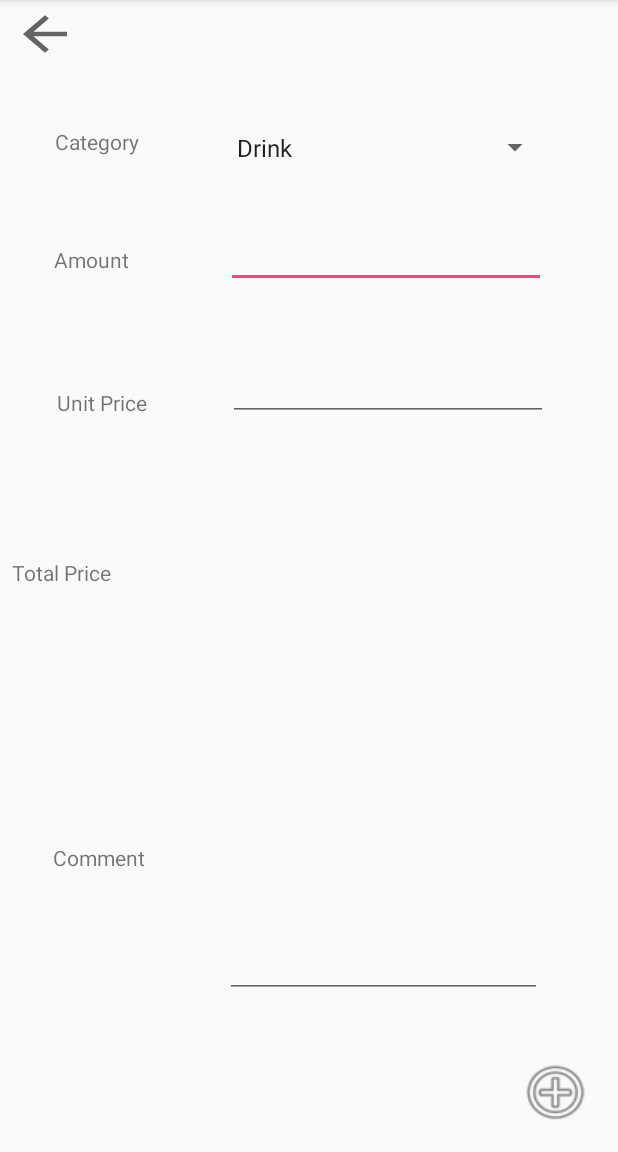
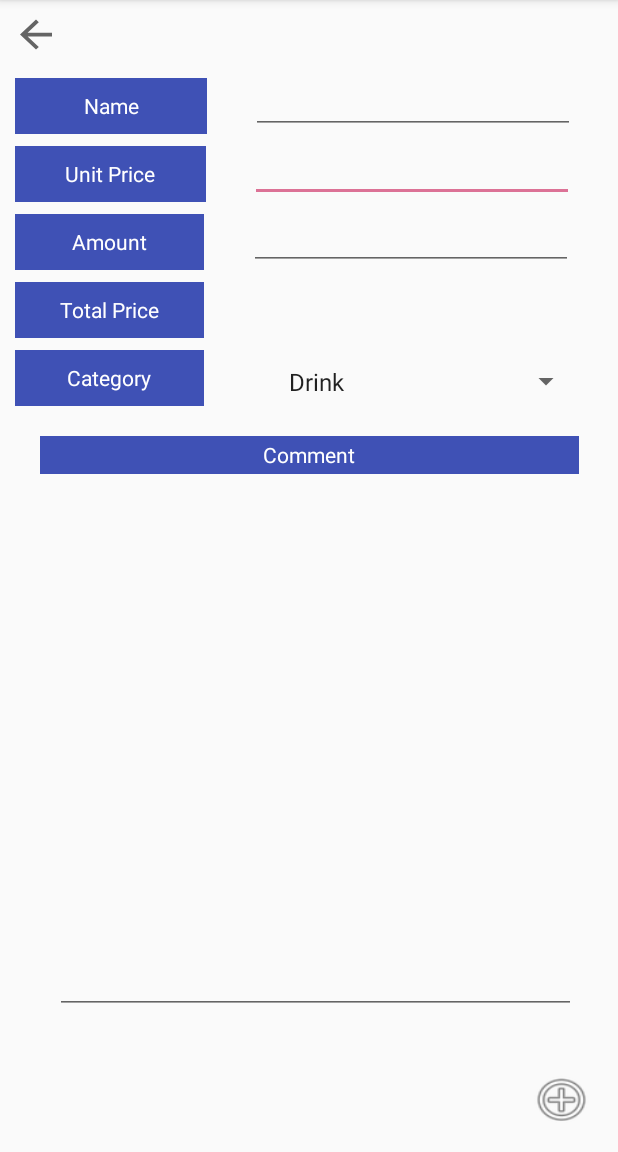
Before and after one commit to CormacCollins/ListAppAndroid, an Android app: the AddItemActivity screen opened directly, with no data from a screen before it, on a phone screen of 412 x 824 dp, the part 84-1236 px from its top. Run offline under Robolectric (Android 15) with nearby library versions, the phone set to English and light mode, and no system bars; 1 statement that could not run was skipped.

Commit message:
Fixed up interface for add item

```diff
--- a/app/src/main/AndroidManifest.xml
+++ b/app/src/main/AndroidManifest.xml
@@ -22,6 +22,7 @@
         <activity android:name=".ListActivity" />
         <activity android:name=".AddItemActivity" />
         <activity android:name=".Setting_activity"></activity>
+        <activity android:name=".PopUpWindowCustom" android:theme="@style/AppTheme.CustomTheme" ></activity>
     </application>
 
 </manifest>
--- a/app/src/main/java/cormaccollins/utas/edu/au/CormacCollins/assignment2/AddItemActivity.java
+++ b/app/src/main/java/cormaccollins/utas/edu/au/CormacCollins/assignment2/AddItemActivity.java
@@ -2,20 +2,18 @@ package cormaccollins.utas.edu.au.CormacCollins.assignment2;
 
 
 import android.annotation.SuppressLint;
+import android.app.AlertDialog;
+import android.content.DialogInterface;
 import android.content.Intent;
-import android.database.sqlite.SQLiteDatabase;
 import android.os.Bundle;
 import android.support.v7.app.AppCompatActivity;
-import android.util.Log;
+import android.view.Gravity;
 import android.view.View;
-import android.widget.ArrayAdapter;
 import android.widget.Button;
 import android.widget.EditText;
-import android.widget.ListView;
+import android.widget.LinearLayout;
+import android.widget.PopupWindow;
 import android.widget.TextView;
-
-import java.util.ArrayList;
-import java.util.Arrays;
 
 
 public class AddItemActivity extends AppCompatActivity {
@@ -66,29 +64,28 @@ public class AddItemActivity extends AppCompatActivity {
         EditText e1 = this.findViewById(R.id.AmountEdit);
         EditText e2 = this.findViewById(R.id.UnitEdit);
         TextView t1 = this.findViewById(R.id.CalculateView);
+        TextView name = findViewById(R.id.nameEdit);
+
+        //Stop empty string errors
+        int price = 0;
+        String txtPrice = e1.getText().toString();
+        int count = 0;
+        String txtCount = e2.getText().toString();
+        String itemName = name.getText().toString();
+
+        if(txtPrice.equals("") || txtCount.equals("") || itemName.equals("")){
+            noItemAddedAlert();
+            return;
+        }
+
+        price = Integer.parseInt(txtPrice);
+        count = Integer.parseInt(txtCount);
+        int sum = count * price;
+        t1.setText(Integer.toString(sum));
 
 
 
-        int num1 = Integer.parseInt(e1.getText().toString());
-        int num2 = Integer.parseInt(e2.getText().toString());
-        int sum = num1 * num2;
-        t1.setText(Integer.toString(sum));
-
-
-        int price = 0; String txtPrice = e1.getText().toString();
-        if(txtPrice.equals("")){
-            price = Integer.parseInt(txtPrice);
-        }
-
-
-        //to stop empty string errors
-        int count = 0; String txt = e2.getText().toString();
-        if(txt.equals("")){
-            count = Integer.parseInt(txt);
-        }
-
         EditText itemEntry = findViewById(R.id.AmountEdit);
-        String itemName = itemEntry.getText().toString();
 
         //todo page needs tag adding
         //add new item to code storage
@@ -120,4 +117,18 @@ public class AddItemActivity extends AppCompatActivity {
 
     }
 
+    public void noItemAddedAlert(){
+        AlertDialog alertDialog = new AlertDialog.Builder(AddItemActivity.this).create();
+        alertDialog.setTitle("");
+        alertDialog.setMessage("Please fill in all fields");
+        alertDialog.setButton(AlertDialog.BUTTON_NEUTRAL, "",
+                new DialogInterface.OnClickListener() {
+                    public void onClick(DialogInterface dialog, int which) {
+                        dialog.dismiss();
+                    }
+                });
+        alertDialog.show();
+    }
+
+
 }
--- /dev/null
+++ b/app/src/main/java/cormaccollins/utas/edu/au/CormacCollins/assignment2/PopUpWindowCustom.java
@@ -0,0 +1,31 @@
+package cormaccollins.utas.edu.au.CormacCollins.assignment2;
+import android.app.Activity;
+import android.content.DialogInterface;
+import android.os.Bundle;
+import android.util.DisplayMetrics;
+import android.view.Display;
+import android.view.Gravity;
+import android.view.View;
+import android.widget.Button;
+import android.widget.LinearLayout;
+import android.widget.PopupWindow;
+import android.widget.TextView;
+
+public class PopUpWindowCustom extends Activity {
+
+    @Override
+    protected void onCreate(Bundle savedInstanceState){
+        super.onCreate(savedInstanceState);
+        setContentView(R.layout.popupwindow);
+
+        DisplayMetrics dm = new DisplayMetrics();
+        getWindowManager().getDefaultDisplay().getMetrics(dm );
+
+        int width = dm.widthPixels;
+        int height = dm.heightPixels;
+        getWindow().setLayout((int)(width*0.9), (int)(height*.6));
+
+    }
+
+
+}
--- a/app/src/main/res/layout/add_item_layout.xml
+++ b/app/src/main/res/layout/add_item_layout.xml
@@ -2,22 +2,38 @@
 <android.support.constraint.ConstraintLayout xmlns:android="http://schemas.android.com/apk/res/android"
     xmlns:app="http://schemas.android.com/apk/res-auto"
     xmlns:tools="http://schemas.android.com/tools"
+    android:id="@+id/add_item_constraint_layout"
     android:layout_width="match_parent"
     android:layout_height="match_parent"
     tools:layout_editor_absoluteY="81dp">
 
 
+    <TextView
+        android:id="@+id/textView"
+        android:layout_width="128dp"
+        android:layout_height="37dp"
+        android:layout_marginLeft="10dp"
+        android:layout_marginStart="10dp"
+        android:layout_marginTop="52dp"
+        android:background="@color/colorPrimary"
+        android:gravity="center"
+        android:text="Name"
+        android:textColor="@android:color/background_light"
+        android:textSize="14sp"
+        app:layout_constraintStart_toStartOf="parent"
+        app:layout_constraintTop_toTopOf="parent" />
+
     <Button
         android:id="@+id/return_to_shopping_list_button"
-        android:layout_width="44dp"
-        android:layout_height="37dp"
+        android:layout_width="32dp"
+        android:layout_height="30dp"
 
         android:layout_marginBottom="8dp"
         android:layout_marginEnd="8dp"
         android:layout_marginLeft="8dp"
         android:layout_marginRight="8dp"
         android:layout_marginStart="8dp"
-        android:layout_marginTop="4dp"
+        android:layout_marginTop="8dp"
         android:background="?attr/actionModeCloseDrawable"
         app:layout_constraintBottom_toBottomOf="parent"
         app:layout_constraintEnd_toEndOf="parent"
@@ -28,8 +44,8 @@
 
     <Button
         android:id="@+id/SubmitButton"
-        android:layout_width="51dp"
-        android:layout_height="wrap_content"
+        android:layout_width="43dp"
+        android:layout_height="38dp"
 
         android:layout_marginBottom="16dp"
         android:layout_marginEnd="16dp"
@@ -40,173 +56,170 @@
 
     <TextView
         android:id="@+id/CategoryView"
-        android:layout_width="wrap_content"
-        android:layout_height="wrap_content"
-        android:layout_marginBottom="8dp"
-        android:layout_marginEnd="8dp"
-        android:layout_marginLeft="8dp"
-        android:layout_marginRight="8dp"
-        android:layout_marginStart="8dp"
+        android:layout_width="126dp"
+        android:layout_height="37dp"
+        android:layout_marginLeft="10dp"
+        android:layout_marginStart="10dp"
         android:layout_marginTop="8dp"
+        android:background="@color/colorPrimary"
+        android:gravity="center"
         android:text="@string/Category"
-        app:layout_constraintBottom_toBottomOf="parent"
-        app:layout_constraintEnd_toStartOf="@+id/CategorySpinner"
-        app:layout_constraintHorizontal_bias="0.368"
+        android:textColor="@android:color/background_light"
+        android:textSize="14sp"
         app:layout_constraintStart_toStartOf="parent"
-        app:layout_constraintTop_toTopOf="parent"
-        app:layout_constraintVertical_bias="0.105" />
+        app:layout_constraintTop_toBottomOf="@+id/TPView" />
 
     <Spinner
         android:id="@+id/CategorySpinner"
-        android:layout_width="217dp"
+        android:layout_width="203dp"
         android:layout_height="27dp"
-        android:layout_marginBottom="8dp"
-        android:layout_marginTop="8dp"
+        android:layout_marginBottom="30dp"
+        android:layout_marginEnd="24dp"
+        android:layout_marginRight="24dp"
+        android:layout_marginTop="15dp"
         android:entries="@array/catagories"
-        app:layout_constraintBottom_toBottomOf="parent"
+        app:layout_constraintBottom_toTopOf="@+id/CommentEdit"
         app:layout_constraintEnd_toEndOf="parent"
-        app:layout_constraintHorizontal_bias="0.772"
-        app:layout_constraintStart_toStartOf="parent"
-        app:layout_constraintTop_toTopOf="parent"
-        app:layout_constraintVertical_bias="0.106" />
+        app:layout_constraintTop_toBottomOf="@+id/CalculateView"
+        app:layout_constraintVertical_bias="0.0" />
 
     <TextView
         android:id="@+id/AmountView"
-        android:layout_width="wrap_content"
-        android:layout_height="17dp"
-        android:layout_marginBottom="8dp"
-        android:layout_marginEnd="8dp"
-        android:layout_marginLeft="8dp"
-        android:layout_marginRight="8dp"
-        android:layout_marginStart="8dp"
+        android:layout_width="126dp"
+        android:layout_height="37dp"
+        android:layout_marginLeft="10dp"
+        android:layout_marginStart="10dp"
         android:layout_marginTop="8dp"
+        android:background="@color/colorPrimary"
+        android:gravity="center"
         android:text="@string/Amount"
-        app:layout_constraintBottom_toBottomOf="parent"
-        app:layout_constraintEnd_toStartOf="@+id/AmountEdit"
-        app:layout_constraintHorizontal_bias="0.328"
+        android:textColor="@android:color/background_light"
+        android:textSize="14sp"
         app:layout_constraintStart_toStartOf="parent"
-        app:layout_constraintTop_toTopOf="parent"
-        app:layout_constraintVertical_bias="0.211" />
+        app:layout_constraintTop_toBottomOf="@+id/UPView" />
 
     <EditText
         android:id="@+id/AmountEdit"
-        android:layout_width="213dp"
-        android:layout_height="46dp"
-        android:layout_marginBottom="8dp"
+        android:layout_width="216dp"
+        android:layout_height="37dp"
         android:layout_marginEnd="8dp"
         android:layout_marginLeft="8dp"
         android:layout_marginRight="8dp"
         android:layout_marginStart="8dp"
         android:layout_marginTop="8dp"
         android:ems="10"
+        android:gravity="center"
         android:inputType="number"
-        app:layout_constraintBottom_toBottomOf="parent"
         app:layout_constraintEnd_toEndOf="parent"
-        app:layout_constraintHorizontal_bias="0.78"
-        app:layout_constraintStart_toStartOf="parent"
-        app:layout_constraintTop_toTopOf="parent"
-        app:layout_constraintVertical_bias="0.195" />
+        app:layout_constraintStart_toEndOf="@+id/UPView"
+        app:layout_constraintTop_toBottomOf="@+id/nameEdit" />
 
     <TextView
         android:id="@+id/UPView"
-        android:layout_width="wrap_content"
-        android:layout_height="wrap_content"
-        android:layout_marginBottom="8dp"
-        android:layout_marginEnd="8dp"
-        android:layout_marginLeft="8dp"
-        android:layout_marginRight="8dp"
-        android:layout_marginStart="8dp"
+        android:layout_width="127dp"
+        android:layout_height="37dp"
+        android:layout_marginLeft="10dp"
+        android:layout_marginStart="10dp"
         android:layout_marginTop="8dp"
+        android:background="@color/colorPrimary"
+        android:gravity="center"
         android:text="@string/Unit_price"
-        app:layout_constraintBottom_toBottomOf="parent"
-        app:layout_constraintEnd_toStartOf="@+id/UnitEdit"
-        app:layout_constraintHorizontal_bias="0.396"
+        android:textColor="@android:color/background_light"
+        android:textSize="14sp"
         app:layout_constraintStart_toStartOf="parent"
-        app:layout_constraintTop_toTopOf="parent"
-        app:layout_constraintVertical_bias="0.342" />
+        app:layout_constraintTop_toBottomOf="@+id/textView" />
 
     <EditText
         android:id="@+id/UnitEdit"
-        android:layout_width="wrap_content"
-        android:layout_height="wrap_content"
-        android:layout_marginBottom="8dp"
+        android:layout_width="216dp"
+        android:layout_height="37dp"
         android:layout_marginEnd="8dp"
         android:layout_marginLeft="8dp"
         android:layout_marginRight="8dp"
         android:layout_marginStart="8dp"
         android:layout_marginTop="8dp"
         android:ems="10"
+        android:gravity="center"
         android:inputType="number"
-        app:layout_constraintBottom_toBottomOf="parent"
         app:layout_constraintEnd_toEndOf="parent"
-        app:layout_constraintHorizontal_bias="0.79"
-        app:layout_constraintStart_toStartOf="parent"
-        app:layout_constraintTop_toTopOf="parent"
-        app:layout_constraintVertical_bias="0.322" />
+        app:layout_constraintStart_toEndOf="@+id/AmountView"
+        app:layout_constraintTop_toBottomOf="@+id/AmountEdit" />
 
     <TextView
         android:id="@+id/TPView"
-        android:layout_width="wrap_content"
-        android:layout_height="wrap_content"
-        android:layout_marginLeft="8dp"
-        android:layout_marginStart="8dp"
+        android:layout_width="126dp"
+        android:layout_height="37dp"
+        android:layout_marginLeft="10dp"
+        android:layout_marginStart="10dp"
         android:layout_marginTop="8dp"
+        android:background="@color/colorPrimary"
+        android:gravity="center"
         android:text="@string/Total_price"
-        app:layout_constraintBottom_toBottomOf="parent"
+        android:textColor="@android:color/background_light"
+        android:textSize="14sp"
         app:layout_constraintStart_toStartOf="parent"
-        app:layout_constraintTop_toTopOf="parent"
-        app:layout_constraintVertical_bias="0.491" />
+        app:layout_constraintTop_toBottomOf="@+id/AmountView" />
 
     <TextView
         android:id="@+id/CommentView"
-        android:layout_width="wrap_content"
-        android:layout_height="wrap_content"
-        android:layout_marginBottom="8dp"
-        android:layout_marginEnd="8dp"
-        android:layout_marginLeft="16dp"
-        android:layout_marginRight="8dp"
-        android:layout_marginStart="16dp"
-        android:layout_marginTop="8dp"
+        android:layout_width="359dp"
+        android:layout_height="25dp"
+        android:layout_marginEnd="10dp"
+        android:layout_marginLeft="10dp"
+        android:layout_marginRight="10dp"
+        android:layout_marginStart="10dp"
+        android:layout_marginTop="20dp"
+        android:background="@color/colorPrimary"
+        android:gravity="center"
         android:text="@string/Comment"
-        app:layout_constraintBottom_toBottomOf="parent"
-        app:layout_constraintEnd_toStartOf="@+id/CommentEdit"
-        app:layout_constraintHorizontal_bias="0.295"
+        android:textColor="@android:color/background_light"
+        android:textSize="14sp"
+        app:layout_constraintEnd_toEndOf="parent"
         app:layout_constraintStart_toStartOf="parent"
-        app:layout_constraintTop_toTopOf="parent"
-        app:layout_constraintVertical_bias="0.756" />
+        app:layout_constraintTop_toBottomOf="@+id/CategoryView" />
 
     <EditText
         android:id="@+id/CommentEdit"
-        android:layout_width="211dp"
-        android:layout_height="124dp"
-        android:layout_marginBottom="8dp"
+        android:layout_width="347dp"
+        android:layout_height="98dp"
+        android:layout_marginBottom="92dp"
+        android:layout_marginEnd="20dp"
+        android:layout_marginLeft="10dp"
+        android:layout_marginRight="20dp"
+        android:layout_marginStart="10dp"
+        android:ems="10"
+        android:inputType="text"
+        app:layout_constraintBottom_toBottomOf="parent"
+        app:layout_constraintEnd_toEndOf="parent"
+        app:layout_constraintHorizontal_bias="0.777"
+        app:layout_constraintStart_toStartOf="parent" />
+
+    <TextView
+        android:id="@+id/CalculateView"
+        android:layout_width="156dp"
+        android:layout_height="37dp"
+        android:layout_marginEnd="20dp"
+        android:layout_marginRight="20dp"
+        android:layout_marginTop="8dp"
+        android:gravity="center"
+        app:layout_constraintEnd_toEndOf="parent"
+        app:layout_constraintTop_toBottomOf="@+id/UnitEdit" />
+
+
+    <EditText
+        android:id="@+id/nameEdit"
+        android:layout_width="216dp"
+        android:layout_height="37dp"
         android:layout_marginEnd="8dp"
         android:layout_marginLeft="8dp"
         android:layout_marginRight="8dp"
         android:layout_marginStart="8dp"
-        android:layout_marginTop="8dp"
+        android:layout_marginTop="52dp"
         android:ems="10"
-        android:inputType="text"
-        app:layout_constraintBottom_toBottomOf="parent"
+        android:inputType="textPersonName"
         app:layout_constraintEnd_toEndOf="parent"
-        app:layout_constraintHorizontal_bias="0.77"
-        app:layout_constraintStart_toStartOf="parent"
-        app:layout_constraintTop_toTopOf="parent"
-        app:layout_constraintVertical_bias="0.849" />
+        app:layout_constraintStart_toEndOf="@+id/textView"
+        app:layout_constraintTop_toTopOf="parent" />
 
-    <TextView
-        android:id="@+id/CalculateView"
-        android:layout_width="206dp"
-        android:layout_height="50dp"
-        android:layout_marginEnd="8dp"
-        android:layout_marginLeft="8dp"
-        android:layout_marginRight="8dp"
-        android:layout_marginStart="8dp"
-        app:layout_constraintBottom_toBottomOf="parent"
-        app:layout_constraintEnd_toEndOf="parent"
-        app:layout_constraintHorizontal_bias="0.733"
-        app:layout_constraintStart_toStartOf="@+id/TPView"
-        app:layout_constraintTop_toTopOf="parent"
-        app:layout_constraintVertical_bias="0.498" />
 
 </android.support.constraint.ConstraintLayout>
--- /dev/null
+++ b/app/src/main/res/layout/popupwindow.xml
@@ -0,0 +1,15 @@
+<?xml version="1.0" encoding="utf-8"?>
+<RelativeLayout xmlns:android="http://schemas.android.com/apk/res/android"
+    xmlns:tools="http://schemas.android.com/tools"
+    android:layout_width="match_parent"
+    android:layout_height="match_parent"
+    android:background="@android:color/holo_blue_dark">
+
+    <TextView
+        android:id="@+id/popUpText"
+        android:layout_width="wrap_content"
+        android:layout_height="wrap_content"
+        android:layout_alignParentTop="true"
+        android:layout_centerHorizontal="true"
+        android:layout_marginTop="230dp" />
+</RelativeLayout>
--- a/app/src/main/res/values/colors.xml
+++ b/app/src/main/res/values/colors.xml
@@ -1,6 +1,6 @@
 <?xml version="1.0" encoding="utf-8"?>
 <resources>
-    <color name="colorPrimary">#3F51B5</color>
+    <color name="colorPrimary">#3f51b5</color>
     <color name="colorPrimaryDark">#303F9F</color>
-    <color name="colorAccent">#FF4081</color>
+    <color name="colorAccent">#dc7296</color>
 </resources>
--- a/app/src/main/res/values/styles.xml
+++ b/app/src/main/res/values/styles.xml
@@ -17,4 +17,9 @@
 
     <style name="AppTheme.PopupOverlay" parent="ThemeOverlay.AppCompat.Light" />
 
+
+     <style name="AppTheme.CustomTheme">
+         <item name="android:windowIsTranslucent">true</item>
+         <item name="android:windowCloseOnTouchOutside">true</item>
+     </style>
 </resources>
```
